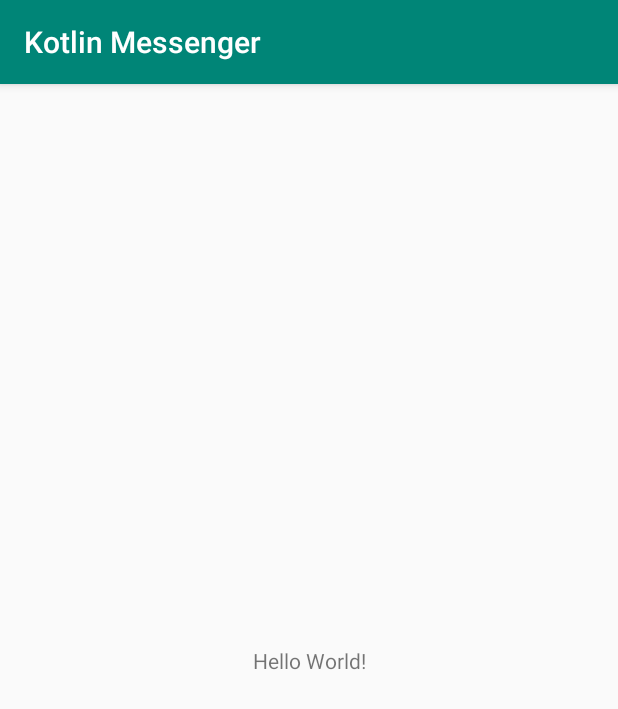
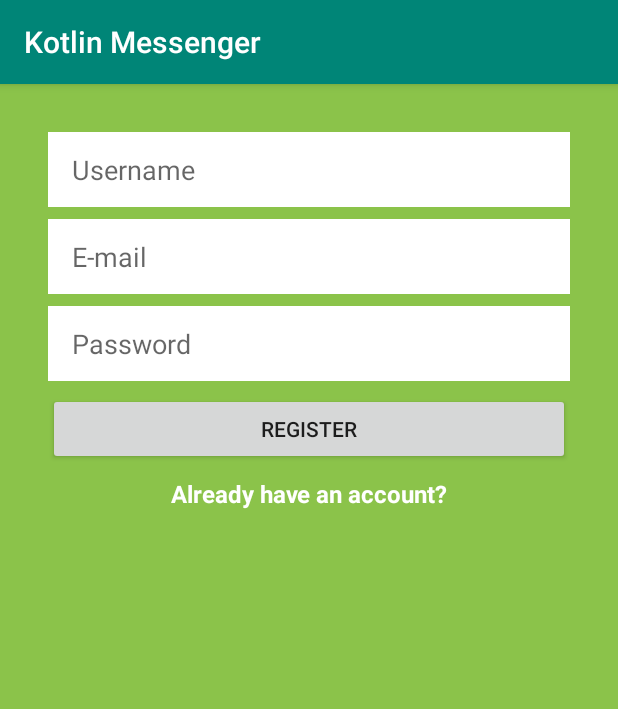
Before and after one commit to Jayant2472/KotlinMessenger, an Android app: the screen it shows after launch (MainActivity), on a phone screen of 412 x 824 dp. Shown: the top 709 px of the screen. Run offline under Robolectric (Android 15) with nearby library versions, the phone set to English and light mode, and no system bars.

Commit message:
Creating Register and Login UI

```diff
--- a/app/build.gradle
+++ b/app/build.gradle
@@ -25,7 +25,7 @@ android {
 
 dependencies {
     implementation fileTree(dir: 'libs', include: ['*.jar'])
-    implementation"org.jetbrains.kotlin:kotlin-stdlib-jdk7:$kotlin_version"
+    implementation "org.jetbrains.kotlin:kotlin-stdlib-jdk7:$kotlin_version"
     implementation 'androidx.appcompat:appcompat:1.1.0'
     implementation 'androidx.core:core-ktx:1.1.0'
     implementation 'androidx.constraintlayout:constraintlayout:1.1.3'
--- a/app/src/main/AndroidManifest.xml
+++ b/app/src/main/AndroidManifest.xml
@@ -9,6 +9,7 @@
         android:roundIcon="@mipmap/ic_launcher_round"
         android:supportsRtl="true"
         android:theme="@style/AppTheme">
+        <activity android:name=".LoginActivity"></activity>
         <activity android:name=".MainActivity">
             <intent-filter>
                 <action android:name="android.intent.action.MAIN" />
--- a/app/src/main/java/com/toon/kotlinmessenger/MainActivity.kt
+++ b/app/src/main/java/com/toon/kotlinmessenger/MainActivity.kt
@@ -1,12 +1,37 @@
 package com.toon.kotlinmessenger
 
+import android.content.Intent
+import android.os.Bundle
+import android.util.Log
 import androidx.appcompat.app.AppCompatActivity
-import android.os.Bundle
+import kotlinx.android.synthetic.main.activity_main.*
 
 class MainActivity : AppCompatActivity() {
+
+    val TAG = "Register"
 
     override fun onCreate(savedInstanceState: Bundle?) {
         super.onCreate(savedInstanceState)
         setContentView(R.layout.activity_main)
+
+        register_button_register.setOnClickListener {
+
+            val email = email_editText_register.text.toString()
+            val password = password_editText_register.text.toString()
+
+            Log.d(TAG, "E-mail is: $email")
+            Log.d(TAG, "Password is: $password")
+
+        }
+
+        already_have_account_textView_register.setOnClickListener {
+
+            val intent = Intent(this, LoginActivity::class.java)
+            startActivity(intent)
+
+            Log.d(TAG, "Intent to Login")
+
+        }
+
     }
 }
--- a/app/src/main/res/layout/activity_main.xml
+++ b/app/src/main/res/layout/activity_main.xml
@@ -4,15 +4,73 @@
     xmlns:tools="http://schemas.android.com/tools"
     android:layout_width="match_parent"
     android:layout_height="match_parent"
+    android:background="#8BC34A"
     tools:context=".MainActivity">
 
+    <EditText
+        android:id="@+id/username_editText_register"
+        android:layout_width="0dp"
+        android:layout_height="50dp"
+        android:layout_marginStart="32dp"
+        android:layout_marginTop="32dp"
+        android:layout_marginEnd="32dp"
+        android:background="#FFFFFF"
+        android:ems="10"
+        android:hint="@string/username_editText"
+        android:inputType="textPersonName"
+        android:paddingStart="16dp"
+        app:layout_constraintEnd_toEndOf="parent"
+        app:layout_constraintStart_toStartOf="parent"
+        app:layout_constraintTop_toTopOf="parent" />
+
+    <EditText
+        android:id="@+id/email_editText_register"
+        android:layout_width="0dp"
+        android:layout_height="50dp"
+        android:layout_marginTop="8dp"
+        android:background="#FFFFFF"
+        android:ems="10"
+        android:hint="@string/email_editText"
+        android:inputType="textEmailAddress"
+        android:paddingStart="16dp"
+        app:layout_constraintEnd_toEndOf="@+id/username_editText_register"
+        app:layout_constraintStart_toStartOf="@+id/username_editText_register"
+        app:layout_constraintTop_toBottomOf="@+id/username_editText_register" />
+
+    <EditText
+        android:id="@+id/password_editText_register"
+        android:layout_width="0dp"
+        android:layout_height="50dp"
+        android:layout_marginTop="8dp"
+        android:background="#FFFFFF"
+        android:ems="10"
+        android:hint="@string/password_editText"
+        android:inputType="textPassword"
+        android:paddingStart="16dp"
+        app:layout_constraintEnd_toEndOf="@+id/email_editText_register"
+        app:layout_constraintStart_toStartOf="@+id/email_editText_register"
+        app:layout_constraintTop_toBottomOf="@+id/email_editText_register" />
+
+    <Button
+        android:id="@+id/register_button_register"
+        android:layout_width="0dp"
+        android:layout_height="wrap_content"
+        android:layout_marginTop="8dp"
+        android:text="@string/register_text_button"
+        app:layout_constraintEnd_toEndOf="@+id/password_editText_register"
+        app:layout_constraintStart_toStartOf="@+id/password_editText_register"
+        app:layout_constraintTop_toBottomOf="@+id/password_editText_register" />
+
     <TextView
+        android:id="@+id/already_have_account_textView_register"
         android:layout_width="wrap_content"
         android:layout_height="wrap_content"
-        android:text="Hello World!"
-        app:layout_constraintBottom_toBottomOf="parent"
-        app:layout_constraintLeft_toLeftOf="parent"
-        app:layout_constraintRight_toRightOf="parent"
-        app:layout_constraintTop_toTopOf="parent" />
-
+        android:layout_marginTop="8dp"
+        android:text="@string/have_an_account_text"
+        android:textColor="@android:color/white"
+        android:textSize="16sp"
+        android:textStyle="bold"
+        app:layout_constraintEnd_toEndOf="@+id/register_button_register"
+        app:layout_constraintStart_toStartOf="@+id/register_button_register"
+        app:layout_constraintTop_toBottomOf="@+id/register_button_register" />
 </androidx.constraintlayout.widget.ConstraintLayout>
--- a/app/src/main/res/values/strings.xml
+++ b/app/src/main/res/values/strings.xml
@@ -1,3 +1,11 @@
 <resources>
     <string name="app_name">Kotlin Messenger</string>
+
+    <string name="username_editText">Username</string>
+    <string name="email_editText">E-mail</string>
+    <string name="password_editText">Password</string>
+    <string name="register_text_button">Register</string>
+    <string name="login_text_button">Login</string>
+    <string name="have_an_account_text">Already have an account?</string>
+    <string name="create_an_account_text">Create an account....</string>
 </resources>
```
Also changed, not shown: app/src/main/java/com/toon/kotlinmessenger/LoginActivity.kt (added, +35 -0 lines), app/src/main/res/layout/activity_login.xml (added, +63 -0 lines).
